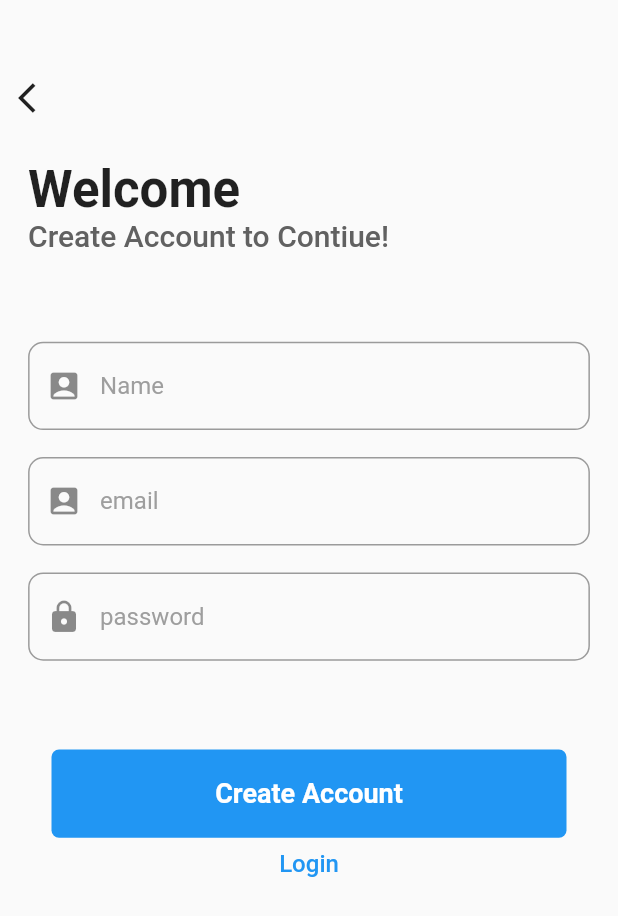
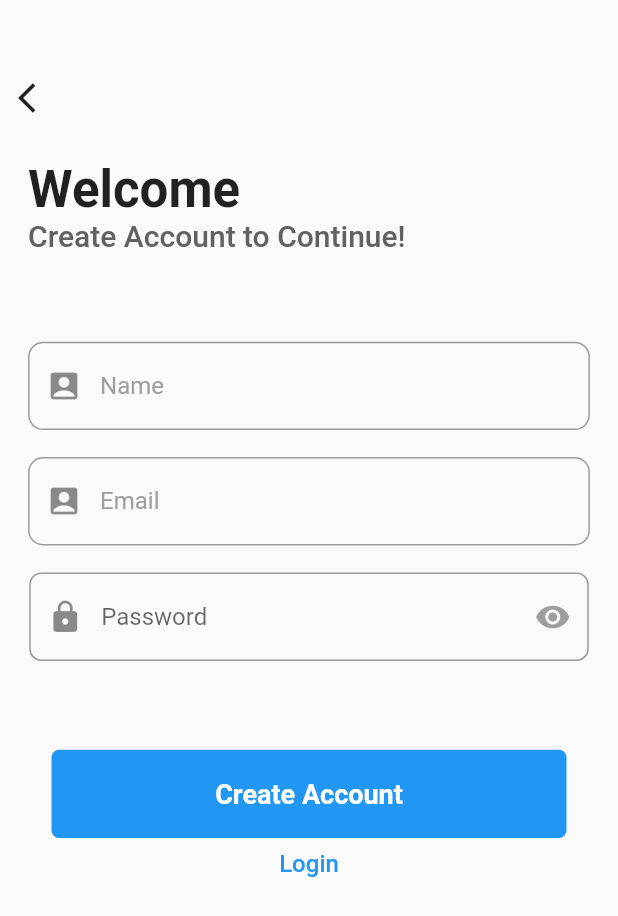
Before and after one commit to ardekarsanket/X-Chat, a Flutter app: the screen it shows after launch, after a tap on "Create Account", on a phone screen of 412 x 824 dp. Shown: the top 916 px of the screen. Run offline on Flutter 3.47's test engine with Material 2 defaults, Android fonts, the phone set to English and light mode, and no system bars; our stand-ins replace cloud_firestore, firebase_auth, firebase_core, firebase_storage, image_picker; missing offline and left inert: passwordfield; accounts and stored records are empty.

```diff
--- a/lib/authentication/login_screen.dart
+++ b/lib/authentication/login_screen.dart
@@ -12,6 +12,7 @@ class _LoginScreenState extends State<LoginScreen> {
   final TextEditingController _email = TextEditingController();
   final TextEditingController _password = TextEditingController();
   bool isLoading = false;
+  bool _isObscure = false;
 
   @override
   Widget build(BuildContext context) {
@@ -73,9 +74,30 @@ class _LoginScreenState extends State<LoginScreen> {
                   Padding(
                     padding: const EdgeInsets.symmetric(vertical: 18.0),
                     child: Container(
-                      width: size.width,
+                      width: 373,
                       alignment: Alignment.center,
-                      child: field(size, "password", Icons.lock, _password),
+                      child: TextField(
+                        controller: _password,
+                        obscureText: _isObscure,
+                        decoration: InputDecoration(
+                          border: OutlineInputBorder(
+                            borderSide: const BorderSide(
+                                color: Colors.white, width: 2.0),
+                            borderRadius: BorderRadius.circular(8.0),
+                          ),
+                          hintText: 'Password',
+                          prefixIcon: Icon(Icons.lock),
+                          suffixIcon: IconButton(
+                            icon: Icon(
+                              Icons.remove_red_eye,
+                              color: !_isObscure ? Colors.blue : Colors.grey,
+                            ),
+                            onPressed: () {
+                              setState(() => _isObscure = !_isObscure);
+                            },
+                          ),
+                        ),
+                      ),
                     ),
                   ),
                   SizedBox(
--- a/lib/authentication/signup_screen.dart
+++ b/lib/authentication/signup_screen.dart
@@ -1,6 +1,6 @@
 import './authentication_functions.dart';
 import 'package:flutter/material.dart';
-
+import 'package:passwordfield/passwordfield.dart';
 import '../screens/home_screen.dart';
 
 class CreateAccount extends StatefulWidget {
@@ -13,6 +13,7 @@ class _CreateAccountState extends State<CreateAccount> {
   final TextEditingController _email = TextEditingController();
   final TextEditingController _password = TextEditingController();
   bool isLoading = false;
+  bool _isObscure = true;
 
   @override
   Widget build(BuildContext context) {
@@ -55,7 +56,7 @@ class _CreateAccountState extends State<CreateAccount> {
                   Container(
                     width: size.width / 1.1,
                     child: Text(
-                      "Create Account to Contiue!",
+                      "Create Account to Continue!",
                       style: TextStyle(
                         color: Colors.grey[700],
                         fontSize: 20,
@@ -77,14 +78,35 @@ class _CreateAccountState extends State<CreateAccount> {
                   Container(
                     width: size.width,
                     alignment: Alignment.center,
-                    child: field(size, "email", Icons.account_box, _email),
+                    child: field(size, "Email", Icons.account_box, _email),
                   ),
                   Padding(
                     padding: const EdgeInsets.symmetric(vertical: 18.0),
                     child: Container(
-                      width: size.width,
+                      width: 373,
                       alignment: Alignment.center,
-                      child: field(size, "password", Icons.lock, _password),
+                      child: TextField(
+                        controller: _password,
+                        obscureText: _isObscure,
+                        decoration: InputDecoration(
+                          border: OutlineInputBorder(
+                            borderSide: const BorderSide(
+                                color: Colors.white, width: 2.0),
+                            borderRadius: BorderRadius.circular(8.0),
+                          ),
+                          hintText: 'Password',
+                          prefixIcon: Icon(Icons.lock),
+                          suffixIcon: IconButton(
+                            icon: Icon(
+                              Icons.remove_red_eye,
+                              color: !_isObscure ? Colors.blue : Colors.grey,
+                            ),
+                            onPressed: () {
+                              setState(() => _isObscure = !_isObscure);
+                            },
+                          ),
+                        ),
+                      ),
                     ),
                   ),
                   SizedBox(
@@ -128,17 +150,13 @@ class _CreateAccountState extends State<CreateAccount> {
               });
               Navigator.push(
                   context, MaterialPageRoute(builder: (_) => HomeScreen()));
-              print("Account Created Sucessfull");
             } else {
-              print("Login Failed");
               setState(() {
                 isLoading = false;
               });
             }
           });
-        } else {
-          print("Please enter Fields");
-        }
+        } else {}
       },
       child: Container(
           height: size.height / 14,
--- a/lib/group_chats/create_group/add_members.dart
+++ b/lib/group_chats/create_group/add_members.dart
@@ -48,7 +48,7 @@ class _AddMembersInGroupState extends State<AddMembersInGroup> {
 
     await _firestore
         .collection('users')
-        .where("email", isEqualTo: _search.text)
+        .where("name", isEqualTo: _search.text)
         .get()
         .then((value) {
       setState(() {
--- a/lib/group_chats/group_chat_room.dart
+++ b/lib/group_chats/group_chat_room.dart
@@ -1,3 +1,5 @@
+import 'package:flutter/services.dart';
+
 import './group_info.dart';
 import 'package:cloud_firestore/cloud_firestore.dart';
 import 'package:firebase_auth/firebase_auth.dart';
@@ -14,6 +16,7 @@ class GroupChatRoom extends StatelessWidget {
   final FirebaseAuth _auth = FirebaseAuth.instance;
 
   void onSendMessage() async {
+    SystemChannels.textInput.invokeMethod('TextInput.hide');
     if (_message.text.isNotEmpty) {
       Map<String, dynamic> chatData = {
         "sendBy": _auth.currentUser!.displayName,
--- a/pubspec.yaml
+++ b/pubspec.yaml
@@ -40,6 +40,7 @@ dependencies:
   firebase_storage: ^10.1.0
   image_picker: ^0.8.4+4
   uuid: ^3.0.5
+  passwordfield: ^0.1.0
 
 dev_dependencies:
   flutter_test:
```
Also changed, not shown: lib/screens/chat_screen.dart (+30 -0 lines), lib/screens/home_screen.dart (+23 -4 lines), lib/screens/personal_chat_screen.dart (added, +86 -0 lines), pubspec.lock.
